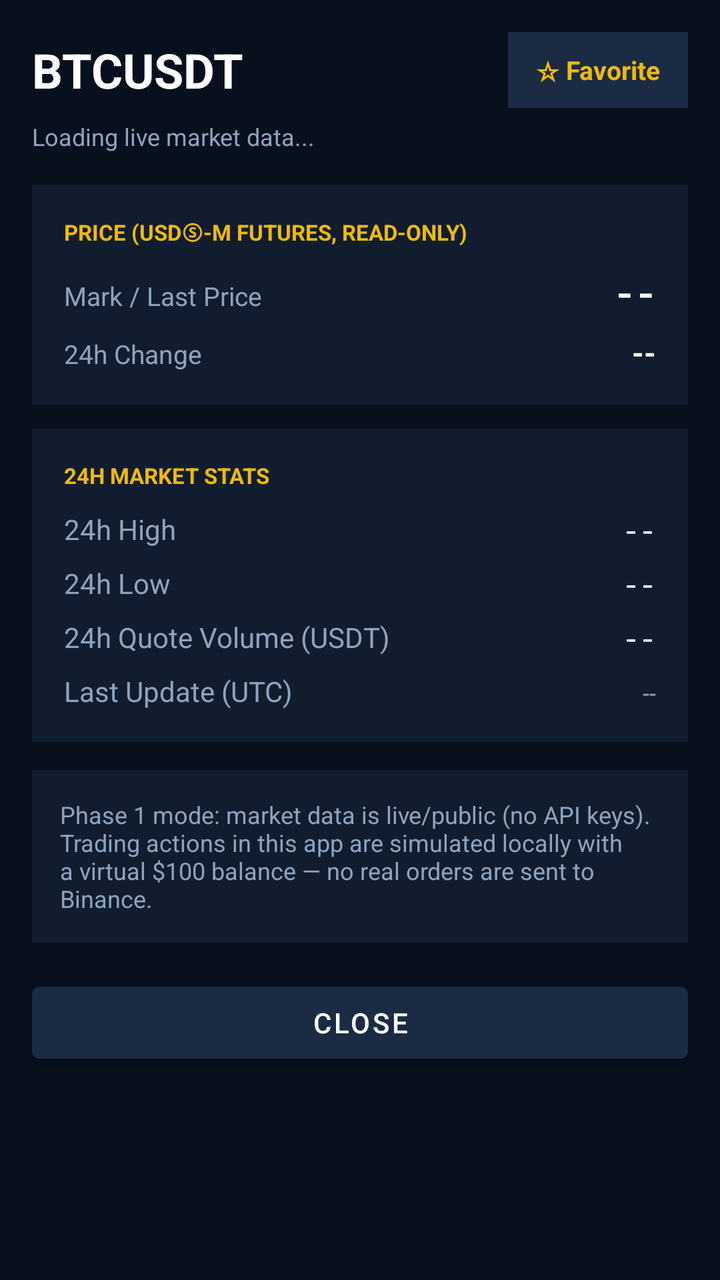
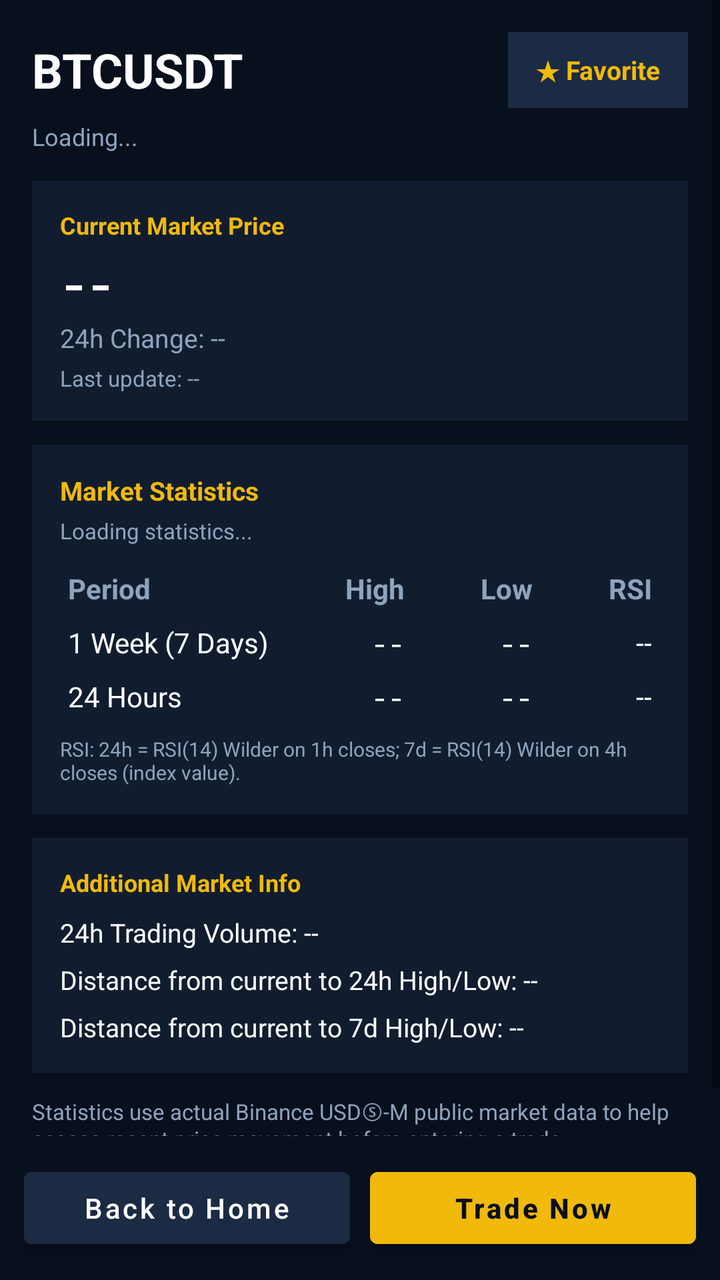

Screens rendered from an Android XML layout before and after an edit, with the pre-edit source and the edit as a unified diff.
<!-- AndroidManifest.xml: application theme Theme.BinanceBot.Dark -->
<!-- res/layout/activity_coin_detail.xml -->
<?xml version="1.0" encoding="utf-8"?>
<ScrollView xmlns:android="http://schemas.android.com/apk/res/android"
    android:layout_width="match_parent"
    android:layout_height="match_parent"
    android:background="@color/bg_primary"
    android:fillViewport="true">

    <LinearLayout
        android:layout_width="match_parent"
        android:layout_height="wrap_content"
        android:orientation="vertical"
        android:padding="16dp">

        <LinearLayout
            android:layout_width="match_parent"
            android:layout_height="wrap_content"
            android:gravity="center_vertical"
            android:orientation="horizontal">

            <TextView
                android:id="@+id/txtDetailSymbol"
                android:layout_width="0dp"
                android:layout_height="wrap_content"
                android:layout_weight="1"
                android:text="BTCUSDT"
                android:textColor="@color/text_primary"
                android:textSize="24sp"
                android:textStyle="bold" />

            <TextView
                android:id="@+id/btnFavoriteToggle"
                android:layout_width="wrap_content"
                android:layout_height="wrap_content"
                android:background="@color/bg_input"
                android:paddingStart="14dp"
                android:paddingTop="10dp"
                android:paddingEnd="14dp"
                android:paddingBottom="10dp"
                android:text="☆ Favorite"
                android:textColor="@color/accent_yellow"
                android:textSize="13sp"
                android:textStyle="bold" />
        </LinearLayout>

        <TextView
            android:id="@+id/txtDetailStatus"
            android:layout_width="wrap_content"
            android:layout_height="wrap_content"
            android:layout_marginTop="6dp"
            android:text="Loading live market data..."
            android:textColor="@color/text_muted"
            android:textSize="12sp" />

        <LinearLayout
            android:layout_width="match_parent"
            android:layout_height="wrap_content"
            android:layout_marginTop="16dp"
            android:background="@color/bg_card"
            android:orientation="vertical"
            android:padding="16dp">

            <TextView
                android:layout_width="wrap_content"
                android:layout_height="wrap_content"
                android:text="PRICE (USDⓈ-M FUTURES, READ-ONLY)"
                android:textColor="@color/accent_yellow"
                android:textSize="11sp"
                android:textStyle="bold" />

            <LinearLayout
                android:layout_width="match_parent"
                android:layout_height="wrap_content"
                android:layout_marginTop="10dp"
                android:orientation="horizontal">
                <TextView android:layout_width="0dp" android:layout_height="wrap_content" android:layout_weight="1"
                    android:text="Mark / Last Price" android:textColor="@color/text_muted" android:textSize="13sp" />
                <TextView android:id="@+id/txtMarkPrice" android:layout_width="wrap_content" android:layout_height="wrap_content"
                    android:gravity="end" android:text="--" android:textAlignment="viewEnd"
                    android:textColor="@color/text_primary" android:textSize="18sp" android:textStyle="bold"
                    android:fontFamily="monospace" />
            </LinearLayout>

            <LinearLayout android:layout_width="match_parent" android:layout_height="wrap_content" android:layout_marginTop="8dp" android:orientation="horizontal">
                <TextView android:layout_width="0dp" android:layout_height="wrap_content" android:layout_weight="1"
                    android:text="24h Change" android:textColor="@color/text_muted" android:textSize="13sp" />
                <TextView android:id="@+id/txtChange" android:layout_width="wrap_content" android:layout_height="wrap_content"
                    android:gravity="end" android:text="--" android:textAlignment="viewEnd"
                    android:textColor="@color/text_primary" android:textSize="15sp" android:textStyle="bold" />
            </LinearLayout>
        </LinearLayout>

        <LinearLayout
            android:layout_width="match_parent"
            android:layout_height="wrap_content"
            android:layout_marginTop="12dp"
            android:background="@color/bg_card"
            android:orientation="vertical"
            android:padding="16dp">

            <TextView
                android:layout_width="wrap_content"
                android:layout_height="wrap_content"
                android:text="24H MARKET STATS"
                android:textColor="@color/accent_yellow"
                android:textSize="11sp"
                android:textStyle="bold" />

            <LinearLayout android:layout_width="match_parent" android:layout_height="wrap_content" android:layout_marginTop="10dp" android:orientation="horizontal">
                <TextView android:layout_width="0dp" android:layout_height="wrap_content" android:layout_weight="1" android:text="24h High" android:textColor="@color/text_muted" />
                <TextView android:id="@+id/txtHigh" android:layout_width="wrap_content" android:layout_height="wrap_content" android:gravity="end" android:text="--" android:textAlignment="viewEnd" android:textColor="@color/text_primary" android:fontFamily="monospace" />
            </LinearLayout>
            <LinearLayout android:layout_width="match_parent" android:layout_height="wrap_content" android:layout_marginTop="8dp" android:orientation="horizontal">
                <TextView android:layout_width="0dp" android:layout_height="wrap_content" android:layout_weight="1" android:text="24h Low" android:textColor="@color/text_muted" />
                <TextView android:id="@+id/txtLow" android:layout_width="wrap_content" android:layout_height="wrap_content" android:gravity="end" android:text="--" android:textAlignment="viewEnd" android:textColor="@color/text_primary" android:fontFamily="monospace" />
            </LinearLayout>
            <LinearLayout android:layout_width="match_parent" android:layout_height="wrap_content" android:layout_marginTop="8dp" android:orientation="horizontal">
                <TextView android:layout_width="0dp" android:layout_height="wrap_content" android:layout_weight="1" android:text="24h Quote Volume (USDT)" android:textColor="@color/text_muted" />
                <TextView android:id="@+id/txtVolume" android:layout_width="wrap_content" android:layout_height="wrap_content" android:gravity="end" android:text="--" android:textAlignment="viewEnd" android:textColor="@color/text_primary" android:fontFamily="monospace" />
            </LinearLayout>
            <LinearLayout android:layout_width="match_parent" android:layout_height="wrap_content" android:layout_marginTop="8dp" android:orientation="horizontal">
                <TextView android:layout_width="0dp" android:layout_height="wrap_content" android:layout_weight="1" android:text="Last Update (UTC)" android:textColor="@color/text_muted" />
                <TextView android:id="@+id/txtUpdated" android:layout_width="wrap_content" android:layout_height="wrap_content" android:gravity="end" android:text="--" android:textAlignment="viewEnd" android:textColor="@color/text_muted" android:textSize="12sp" />
            </LinearLayout>
        </LinearLayout>

        <TextView
            android:layout_width="match_parent"
            android:layout_height="wrap_content"
            android:layout_marginTop="14dp"
            android:background="@color/bg_card"
            android:padding="14dp"
            android:text="Phase 1 mode: market data is live/public (no API keys). Trading actions in this app are simulated locally with a virtual $100 balance — no real orders are sent to Binance."
            android:textColor="@color/text_muted"
            android:textSize="12sp" />

        <Button
            android:id="@+id/btnCloseDetail"
            android:layout_width="match_parent"
            android:layout_height="48dp"
            android:layout_marginTop="16dp"
            android:backgroundTint="@color/bg_input"
            android:text="CLOSE"
            android:textColor="@color/text_primary" />
    </LinearLayout>
</ScrollView>
<!-- resources referenced by this layout -->
<resources>
  <color name="accent_yellow">#F0B90B</color>
  <color name="bg_card">#111D2F</color>
  <color name="bg_input">#1B2B43</color>
  <color name="bg_primary">#080F1D</color>
  <color name="text_muted">#8FA3BD</color>
  <color name="text_primary">#FFFFFF</color>
  <style name="Theme.BinanceBot.Dark" parent="Theme.MaterialComponents.DayNight.NoActionBar">
          <item name="colorPrimary">@color/accent_yellow</item>
          <item name="colorPrimaryVariant">@color/accent_yellow</item>
          <item name="colorOnPrimary">#000000</item>
          <item name="android:windowBackground">@color/bg_primary</item>
          <item name="android:statusBarColor">@color/bg_surface</item>
          <item name="android:navigationBarColor">@color/bg_surface</item>
          <item name="android:textColor">@color/text_primary</item>
      </style>
  <color name="bg_surface">#101B2D</color>
</resources>

<!-- the commit's change to res/layout/activity_coin_detail.xml (unified diff, before → after) -->
@@ -1,145 +1,234 @@
 <?xml version="1.0" encoding="utf-8"?>
-<ScrollView xmlns:android="http://schemas.android.com/apk/res/android"
+<LinearLayout xmlns:android="http://schemas.android.com/apk/res/android"
     android:layout_width="match_parent"
     android:layout_height="match_parent"
     android:background="@color/bg_primary"
-    android:fillViewport="true">
+    android:orientation="vertical">
+
+    <ScrollView
+        android:layout_width="match_parent"
+        android:layout_height="0dp"
+        android:layout_weight="1"
+        android:fillViewport="true">
+
+        <LinearLayout
+            android:layout_width="match_parent"
+            android:layout_height="wrap_content"
+            android:orientation="vertical"
+            android:padding="16dp">
+
+            <LinearLayout
+                android:layout_width="match_parent"
+                android:layout_height="wrap_content"
+                android:gravity="center_vertical"
+                android:orientation="horizontal">
+
+                <TextView
+                    android:id="@+id/txtDetailSymbol"
+                    android:layout_width="0dp"
+                    android:layout_height="wrap_content"
+                    android:layout_weight="1"
+                    android:text="BTCUSDT"
+                    android:textColor="@color/text_primary"
+                    android:textSize="24sp"
+                    android:textStyle="bold" />
+
+                <TextView
+                    android:id="@+id/btnFavoriteToggle"
+                    android:layout_width="wrap_content"
+                    android:layout_height="wrap_content"
+                    android:background="@color/bg_input"
+                    android:paddingStart="14dp"
+                    android:paddingTop="10dp"
+                    android:paddingEnd="14dp"
+                    android:paddingBottom="10dp"
+                    android:text="★ Favorite"
+                    android:textColor="@color/accent_yellow"
+                    android:textSize="13sp"
+                    android:textStyle="bold" />
+            </LinearLayout>
+
+            <TextView
+                android:id="@+id/txtDetailStatus"
+                android:layout_width="match_parent"
+                android:layout_height="wrap_content"
+                android:layout_marginTop="6dp"
+                android:text="Loading..."
+                android:textColor="@color/text_muted"
+                android:textSize="12sp" />
+
+            <LinearLayout
+                android:layout_width="match_parent"
+                android:layout_height="wrap_content"
+                android:layout_marginTop="14dp"
+                android:background="@color/bg_card"
+                android:orientation="vertical"
+                android:padding="14dp">
+
+                <TextView
+                    android:layout_width="wrap_content"
+                    android:layout_height="wrap_content"
+                    android:text="Current Market Price"
+                    android:textColor="@color/accent_yellow"
+                    android:textSize="12sp"
+                    android:textStyle="bold" />
+
+                <TextView
+                    android:id="@+id/txtMarkPrice"
+                    android:layout_width="wrap_content"
+                    android:layout_height="wrap_content"
+                    android:layout_marginTop="6dp"
+                    android:fontFamily="monospace"
+                    android:text="--"
+                    android:textColor="@color/text_primary"
+                    android:textSize="22sp"
+                    android:textStyle="bold" />
+
+                <TextView
+                    android:id="@+id/txtChange"
+                    android:layout_width="wrap_content"
+                    android:layout_height="wrap_content"
+                    android:layout_marginTop="4dp"
+                    android:text="24h Change: --"
+                    android:textColor="@color/text_muted"
+                    android:textSize="13sp" />
+
+                <TextView
+                    android:id="@+id/txtUpdated"
+                    android:layout_width="wrap_content"
+                    android:layout_height="wrap_content"
+                    android:layout_marginTop="4dp"
+                    android:text="Last update: --"
+                    android:textColor="@color/text_muted"
+                    android:textSize="11sp" />
+            </LinearLayout>
+
+            <LinearLayout
+                android:layout_width="match_parent"
+                android:layout_height="wrap_content"
+                android:layout_marginTop="12dp"
+                android:background="@color/bg_card"
+                android:orientation="vertical"
+                android:padding="14dp">
+
+                <TextView
+                    android:layout_width="wrap_content"
+                    android:layout_height="wrap_content"
+                    android:text="Market Statistics"
+                    android:textColor="@color/accent_yellow"
+                    android:textSize="13sp"
+                    android:textStyle="bold" />
+
+                <TextView
+                    android:id="@+id/txtStatsState"
+                    android:layout_width="match_parent"
+                    android:layout_height="wrap_content"
+                    android:layout_marginTop="4dp"
+                    android:text="Loading statistics..."
+                    android:textColor="@color/text_muted"
+                    android:textSize="11sp" />
+
+                <TableLayout
+                    android:layout_width="match_parent"
+                    android:layout_height="wrap_content"
+                    android:layout_marginTop="8dp"
+                    android:stretchColumns="1,2,3">
+
+                    <TableRow>
+                        <TextView android:text="Period" android:textColor="@color/text_muted" android:textStyle="bold" android:padding="4dp" />
+                        <TextView android:text="High" android:textColor="@color/text_muted" android:textStyle="bold" android:padding="4dp" android:gravity="end" />
+                        <TextView android:text="Low" android:textColor="@color/text_muted" android:textStyle="bold" android:padding="4dp" android:gravity="end" />
+                        <TextView android:text="RSI" android:textColor="@color/text_muted" android:textStyle="bold" android:padding="4dp" android:gravity="end" />
+                    </TableRow>
+
+                    <TableRow>
+                        <TextView android:text="1 Week (7 Days)" android:textColor="@color/text_primary" android:padding="4dp" />
+                        <TextView android:id="@+id/txtHigh7d" android:text="--" android:textColor="@color/text_primary" android:padding="4dp" android:gravity="end" android:fontFamily="monospace" />
+                        <TextView android:id="@+id/txtLow7d" android:text="--" android:textColor="@color/text_primary" android:padding="4dp" android:gravity="end" android:fontFamily="monospace" />
+                        <TextView android:id="@+id/txtRsi7d" android:text="--" android:textColor="@color/text_primary" android:padding="4dp" android:gravity="end" />
+                    </TableRow>
+
+                    <TableRow>
+                        <TextView android:text="24 Hours" android:textColor="@color/text_primary" android:padding="4dp" />
+                        <TextView android:id="@+id/txtHigh24h" android:text="--" android:textColor="@color/text_primary" android:padding="4dp" android:gravity="end" android:fontFamily="monospace" />
+                        <TextView android:id="@+id/txtLow24h" android:text="--" android:textColor="@color/text_primary" android:padding="4dp" android:gravity="end" android:fontFamily="monospace" />
+                        <TextView android:id="@+id/txtRsi24h" android:text="--" android:textColor="@color/text_primary" android:padding="4dp" android:gravity="end" />
+                    </TableRow>
+                </TableLayout>
+
+                <TextView
+                    android:id="@+id/txtRsiMethod"
+                    android:layout_width="match_parent"
+                    android:layout_height="wrap_content"
+                    android:layout_marginTop="6dp"
+                    android:text="RSI: 24h = RSI(14) Wilder on 1h closes; 7d = RSI(14) Wilder on 4h closes (index value)."
+                    android:textColor="@color/text_muted"
+                    android:textSize="10sp" />
+            </LinearLayout>
+
+            <LinearLayout
+                android:layout_width="match_parent"
+                android:layout_height="wrap_content"
+                android:layout_marginTop="12dp"
+                android:background="@color/bg_card"
+                android:orientation="vertical"
+                android:padding="14dp">
+
+                <TextView
+                    android:layout_width="wrap_content"
+                    android:layout_height="wrap_content"
+                    android:text="Additional Market Info"
+                    android:textColor="@color/accent_yellow"
+                    android:textSize="12sp"
+                    android:textStyle="bold" />
+
+                <TextView android:id="@+id/txtVol24h" android:layout_width="match_parent" android:layout_height="wrap_content" android:layout_marginTop="8dp" android:text="24h Trading Volume: --" android:textColor="@color/text_primary" android:textSize="13sp" />
+                <TextView android:id="@+id/txtDist24h" android:layout_width="match_parent" android:layout_height="wrap_content" android:layout_marginTop="6dp" android:text="Distance from current to 24h High/Low: --" android:textColor="@color/text_primary" android:textSize="13sp" />
+                <TextView android:id="@+id/txtDist7d" android:layout_width="match_parent" android:layout_height="wrap_content" android:layout_marginTop="6dp" android:text="Distance from current to 7d High/Low: --" android:textColor="@color/text_primary" android:textSize="13sp" />
+            </LinearLayout>
+
+            <TextView
+                android:layout_width="match_parent"
+                android:layout_height="wrap_content"
+                android:layout_marginTop="12dp"
+                android:text="Statistics use actual Binance USDⓈ-M public market data to help assess recent price movement before entering a trade."
+                android:textColor="@color/text_muted"
+                android:textSize="11sp" />
+
+        </LinearLayout>
+    </ScrollView>
 
     <LinearLayout
         android:layout_width="match_parent"
         android:layout_height="wrap_content"
-        android:orientation="vertical"
-        android:padding="16dp">
-
-        <LinearLayout
-            android:layout_width="match_parent"
-            android:layout_height="wrap_content"
-            android:gravity="center_vertical"
-            android:orientation="horizontal">
-
-            <TextView
-                android:id="@+id/txtDetailSymbol"
-                android:layout_width="0dp"
-                android:layout_height="wrap_content"
-                android:layout_weight="1"
-                android:text="BTCUSDT"
-                android:textColor="@color/text_primary"
-                android:textSize="24sp"
-                android:textStyle="bold" />
-
-            <TextView
-                android:id="@+id/btnFavoriteToggle"
-                android:layout_width="wrap_content"
-                android:layout_height="wrap_content"
-                android:background="@color/bg_input"
-                android:paddingStart="14dp"
-                android:paddingTop="10dp"
-                android:paddingEnd="14dp"
-                android:paddingBottom="10dp"
-                android:text="☆ Favorite"
-                android:textColor="@color/accent_yellow"
-                android:textSize="13sp"
-                android:textStyle="bold" />
-        </LinearLayout>
-
-        <TextView
-            android:id="@+id/txtDetailStatus"
-            android:layout_width="wrap_content"
-            android:layout_height="wrap_content"
-            android:layout_marginTop="6dp"
-            android:text="Loading live market data..."
-            android:textColor="@color/text_muted"
-            android:textSize="12sp" />
-
-        <LinearLayout
-            android:layout_width="match_parent"
-            android:layout_height="wrap_content"
-            android:layout_marginTop="16dp"
-            android:background="@color/bg_card"
-            android:orientation="vertical"
-            android:padding="16dp">
-
-            <TextView
-                android:layout_width="wrap_content"
-                android:layout_height="wrap_content"
-                android:text="PRICE (USDⓈ-M FUTURES, READ-ONLY)"
-                android:textColor="@color/accent_yellow"
-                android:textSize="11sp"
-                android:textStyle="bold" />
-
-            <LinearLayout
-                android:layout_width="match_parent"
-                android:layout_height="wrap_content"
-                android:layout_marginTop="10dp"
-                android:orientation="horizontal">
-                <TextView android:layout_width="0dp" android:layout_height="wrap_content" android:layout_weight="1"
-                    android:text="Mark / Last Price" android:textColor="@color/text_muted" android:textSize="13sp" />
-                <TextView android:id="@+id/txtMarkPrice" android:layout_width="wrap_content" android:layout_height="wrap_content"
-                    android:gravity="end" android:text="--" android:textAlignment="viewEnd"
-                    android:textColor="@color/text_primary" android:textSize="18sp" android:textStyle="bold"
-                    android:fontFamily="monospace" />
-            </LinearLayout>
-
-            <LinearLayout android:layout_width="match_parent" android:layout_height="wrap_content" android:layout_marginTop="8dp" android:orientation="horizontal">
-                <TextView android:layout_width="0dp" android:layout_height="wrap_content" android:layout_weight="1"
-                    android:text="24h Change" android:textColor="@color/text_muted" android:textSize="13sp" />
-                <TextView android:id="@+id/txtChange" android:layout_width="wrap_content" android:layout_height="wrap_content"
-                    android:gravity="end" android:text="--" android:textAlignment="viewEnd"
-                    android:textColor="@color/text_primary" android:textSize="15sp" android:textStyle="bold" />
-            </LinearLayout>
-        </LinearLayout>
-
-        <LinearLayout
-            android:layout_width="match_parent"
-            android:layout_height="wrap_content"
-            android:layout_marginTop="12dp"
-            android:background="@color/bg_card"
-            android:orientation="vertical"
-            android:padding="16dp">
-
-            <TextView
-                android:layout_width="wrap_content"
-                android:layout_height="wrap_content"
-                android:text="24H MARKET STATS"
-                android:textColor="@color/accent_yellow"
-                android:textSize="11sp"
-                android:textStyle="bold" />
-
-            <LinearLayout android:layout_width="match_parent" android:layout_height="wrap_content" android:layout_marginTop="10dp" android:orientation="horizontal">
-                <TextView android:layout_width="0dp" android:layout_height="wrap_content" android:layout_weight="1" android:text="24h High" android:textColor="@color/text_muted" />
-                <TextView android:id="@+id/txtHigh" android:layout_width="wrap_content" android:layout_height="wrap_content" android:gravity="end" android:text="--" android:textAlignment="viewEnd" android:textColor="@color/text_primary" android:fontFamily="monospace" />
-            </LinearLayout>
-            <LinearLayout android:layout_width="match_parent" android:layout_height="wrap_content" android:layout_marginTop="8dp" android:orientation="horizontal">
-                <TextView android:layout_width="0dp" android:layout_height="wrap_content" android:layout_weight="1" android:text="24h Low" android:textColor="@color/text_muted" />
-                <TextView android:id="@+id/txtLow" android:layout_width="wrap_content" android:layout_height="wrap_content" android:gravity="end" android:text="--" android:textAlignment="viewEnd" android:textColor="@color/text_primary" android:fontFamily="monospace" />
-            </LinearLayout>
-            <LinearLayout android:layout_width="match_parent" android:layout_height="wrap_content" android:layout_marginTop="8dp" android:orientation="horizontal">
-                <TextView android:layout_width="0dp" android:layout_height="wrap_content" android:layout_weight="1" android:text="24h Quote Volume (USDT)" android:textColor="@color/text_muted" />
-                <TextView android:id="@+id/txtVolume" android:layout_width="wrap_content" android:layout_height="wrap_content" android:gravity="end" android:text="--" android:textAlignment="viewEnd" android:textColor="@color/text_primary" android:fontFamily="monospace" />
-            </LinearLayout>
-            <LinearLayout android:layout_width="match_parent" android:layout_height="wrap_content" android:layout_marginTop="8dp" android:orientation="horizontal">
-                <TextView android:layout_width="0dp" android:layout_height="wrap_content" android:layout_weight="1" android:text="Last Update (UTC)" android:textColor="@color/text_muted" />
-                <TextView android:id="@+id/txtUpdated" android:layout_width="wrap_content" android:layout_height="wrap_content" android:gravity="end" android:text="--" android:textAlignment="viewEnd" android:textColor="@color/text_muted" android:textSize="12sp" />
-            </LinearLayout>
-        </LinearLayout>
-
-        <TextView
-            android:layout_width="match_parent"
-            android:layout_height="wrap_content"
-            android:layout_marginTop="14dp"
-            android:background="@color/bg_card"
-            android:padding="14dp"
-            android:text="Phase 1 mode: market data is live/public (no API keys). Trading actions in this app are simulated locally with a virtual $100 balance — no real orders are sent to Binance."
-            android:textColor="@color/text_muted"
-            android:textSize="12sp" />
+        android:background="@color/bg_primary"
+        android:orientation="horizontal"
+        android:padding="12dp">
 
         <Button
-            android:id="@+id/btnCloseDetail"
-            android:layout_width="match_parent"
+            android:id="@+id/btnBackHome"
+            android:layout_width="0dp"
             android:layout_height="48dp"
-            android:layout_marginTop="16dp"
+            android:layout_weight="1"
             android:backgroundTint="@color/bg_input"
-            android:text="CLOSE"
+            android:text="Back to Home"
+            android:textAllCaps="false"
             android:textColor="@color/text_primary" />
+
+        <Space
+            android:layout_width="10dp"
+            android:layout_height="1dp" />
+
+        <Button
+            android:id="@+id/btnTradeNow"
+            android:layout_width="0dp"
+            android:layout_height="48dp"
+            android:layout_weight="1"
+            android:backgroundTint="@color/accent_yellow"
+            android:text="Trade Now"
+            android:textAllCaps="false"
+            android:textColor="@color/bg_primary"
+            android:textStyle="bold" />
     </LinearLayout>
-</ScrollView>
+
+</LinearLayout>
